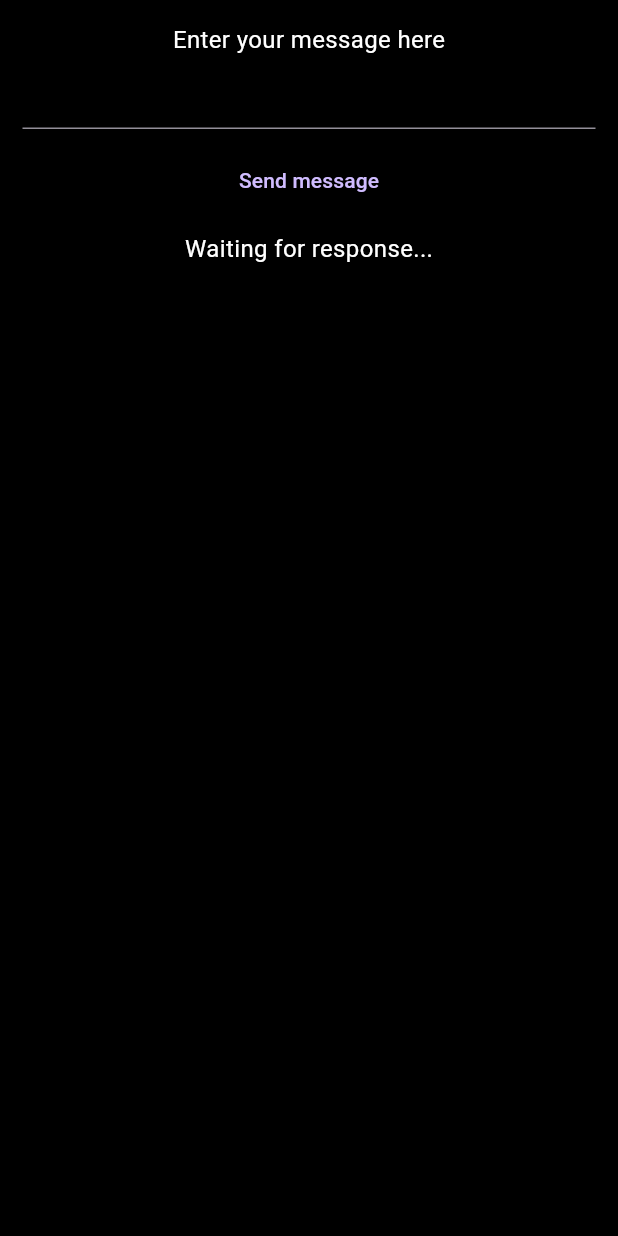
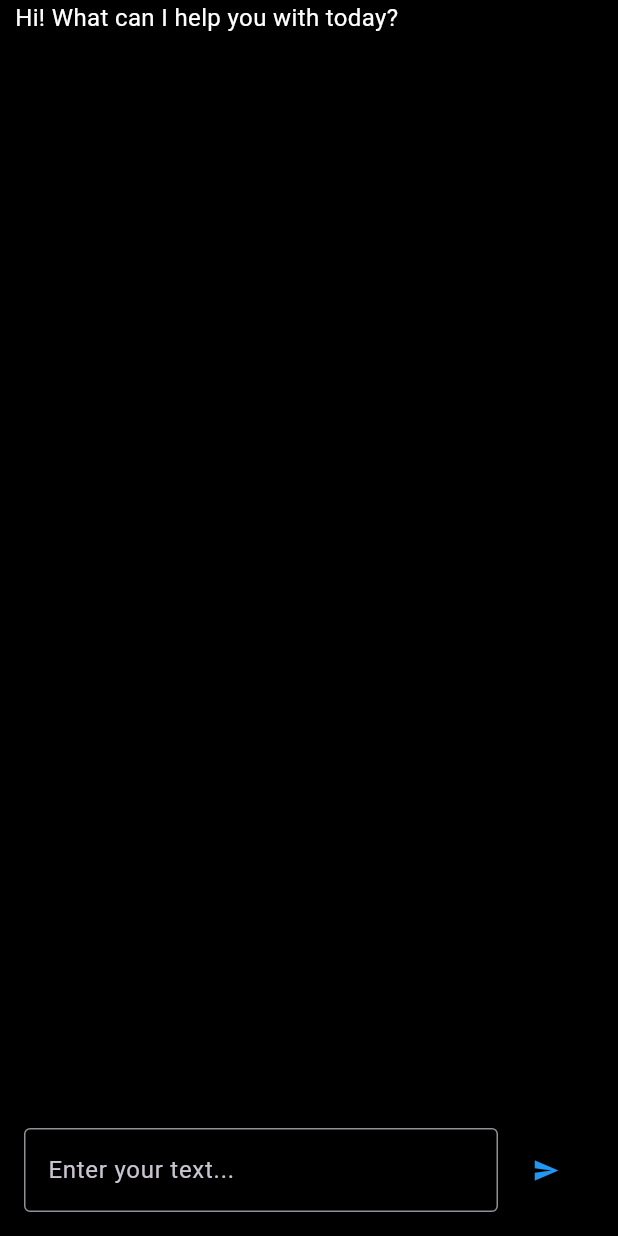
Before and after one commit to WeebNetsu/ollama_chat, a Flutter app: the screen it shows after launch, on a phone screen of 412 x 824 dp. Run offline on Flutter 3.47's test engine with Material 3 defaults, Android fonts, the phone set to English and light mode, and no system bars.

Commit message:
Update design to have input at bottom of the screen and remove text generating stream

```diff
--- a/lib/main.dart
+++ b/lib/main.dart
@@ -8,7 +8,7 @@ void main() {
 
 class MainApp extends StatelessWidget {
   const MainApp({super.key});
-// test
+
   @override
   Widget build(BuildContext context) {
     return MaterialApp(
--- a/lib/views/chat/chat_view.dart
+++ b/lib/views/chat/chat_view.dart
@@ -21,63 +21,108 @@ class _ChatViewState extends State<ChatView> {
   final TextEditingController _textController = TextEditingController();
   final OllamaRequestModel ai = OllamaRequestModel("mistral");
 
-  final StreamController<OllamaResponseModel> _responseController = StreamController<OllamaResponseModel>();
-  final List<String> _responses = [];
+//   final StreamController<OllamaResponseModel> _responseController = StreamController<OllamaResponseModel>();
+//   final List<String> _responses = [];
+  final List<String> _completedResponses = ['Hi! What can I help you with today?'];
 
   @override
   void dispose() {
-    _responseController.close(); // Close the stream controller when not needed
+    // _responseController.close(); // Close the stream controller when not needed
     super.dispose();
   }
 
-  void sendMessage() async {
+  Future<void> sendMessage() async {
     String message = _textController.text;
+    _textController.clear();
 
     if (message.isEmpty) {
       showMessage(context, "Message cannot be empty");
       return;
     }
+    String newResponse = "";
+    int index = 0;
+
+    setState(() {
+      _completedResponses.add("Thinking real hard...");
+    });
 
     await for (final chunk in ai.sendMessage(message)) {
-      _responseController.add(chunk);
-      _responses.add(chunk.response);
+      //   _responseController.add(chunk);
+      //   _responses.add(chunk.response);
+      newResponse += chunk.response;
+
+      if (index == 0) _completedResponses.removeLast();
+      index++;
+
       // it's actually really fast (I'm assuming), this makes it feel more ChatGPT-like
-      await Future.delayed(Duration(milliseconds: 100));
+      //   await Future.delayed(const Duration(milliseconds: 100));
     }
+
+    setState(() {
+      _completedResponses.add(newResponse);
+      //   _responses.clear();
+    });
   }
 
   @override
   Widget build(BuildContext context) {
     return Scaffold(
-      body: Padding(
-        padding: const EdgeInsets.all(15.0),
-        child: Column(
+      body: Stack(
         children: [
-            const Text('Enter your message here'),
-            TextField(
+          SizedBox(height: 10), // Size specified here
+          Column(
+            children: _completedResponses.map((cr) {
+              return Column(
+                children: [
+                  Padding(
+                    padding: const EdgeInsets.symmetric(horizontal: 10.0),
+                    child: Text(cr),
+                  ),
+                  SizedBox(height: 20),
+                ],
+              );
+            }).toList(),
+          ),
+          //   StreamBuilder<OllamaResponseModel>(
+          //     stream: _responseController.stream,
+          //     builder: (context, snapshot) {
+          //       if (snapshot.hasData) {
+          //         return Text(_responses.join());
+          //       } else if (snapshot.hasError) {
+          //         return Text('Error: ${snapshot.error}');
+          //       } else {
+          //         return const Text('Hi! What can I help you with today?');
+          //       }
+          //     },
+          //   ),
+          Align(
+            alignment: Alignment.bottomCenter,
+            child: Padding(
+              padding: const EdgeInsets.all(16.0),
+              child: Row(
+                children: [
+                  Expanded(
+                    child: TextField(
+                      decoration: const InputDecoration(
+                        hintText: 'Enter your text...',
+                        border: OutlineInputBorder(),
+                      ),
                       controller: _textController,
                     ),
-            const SizedBox(height: 10),
+                  ),
                   TextButton(
                     onPressed: sendMessage,
-              child: const Text("Send message"),
+                    child: const Icon(
+                      Icons.send,
+                      color: Colors.blue,
                     ),
-            const SizedBox(height: 10),
-            StreamBuilder<OllamaResponseModel>(
-              stream: _responseController.stream,
-              builder: (context, snapshot) {
-                if (snapshot.hasData) {
-                  return Text(_responses.join());
-                } else if (snapshot.hasError) {
-                  return Text('Error: ${snapshot.error}');
-                } else {
-                  return Text('Waiting for response...');
-                }
-              },
                   ),
                 ],
               ),
             ),
+          ),
+        ],
+      ),
     );
   }
 }
```
Also changed, not shown: lib/models/ollama_request.dart (+3 -7 lines), 1 other file. Lines whose indentation alone changed are shown as unchanged.
